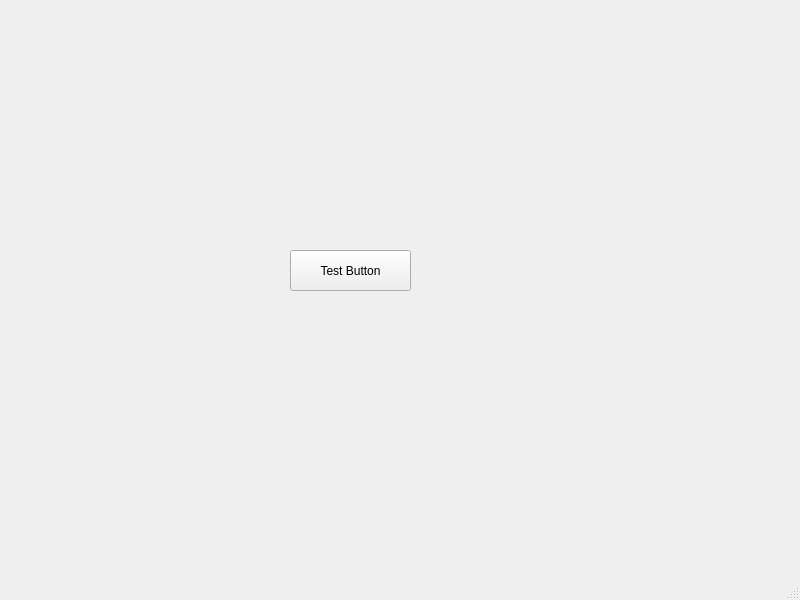
Old version of the form src/main_window.ui in the repository arpadkov/ActivityExplorer.
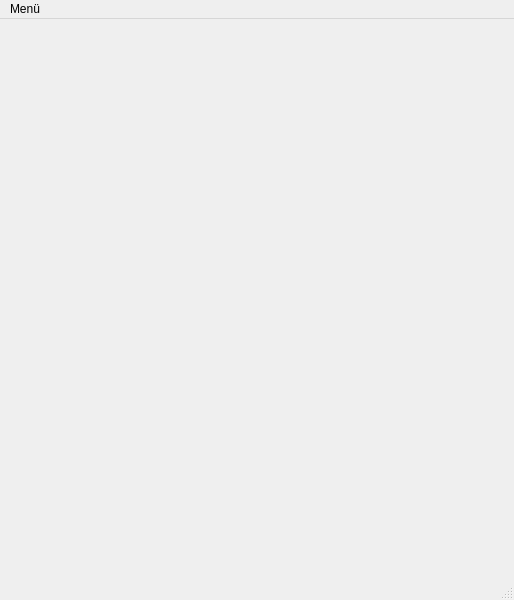
New version of the form.

What changed in the file:
```diff
--- a/src/main_window.ui
+++ b/src/main_window.ui
@@ -6,7 +6,7 @@
    <rect>
     <x>0</x>
     <y>0</y>
-    <width>800</width>
+    <width>514</width>
     <height>600</height>
    </rect>
   </property>
@@ -17,8 +17,8 @@
    <widget class="QPushButton" name="_map_button">
     <property name="geometry">
      <rect>
-      <x>290</x>
-      <y>250</y>
+      <x>670</x>
+      <y>500</y>
       <width>121</width>
       <height>41</height>
      </rect>
@@ -33,10 +33,17 @@
     <rect>
      <x>0</x>
      <y>0</y>
-     <width>800</width>
+     <width>514</width>
      <height>22</height>
     </rect>
    </property>
+   <widget class="QMenu" name="menuMen">
+    <property name="title">
+     <string>Menü</string>
+    </property>
+    <addaction name="act_setup_data_provider"/>
+   </widget>
+   <addaction name="menuMen"/>
   </widget>
   <widget class="QStatusBar" name="statusbar"/>
  </widget>
```
Left out of the diff: 7 changed lines with no effect on the pictures.
